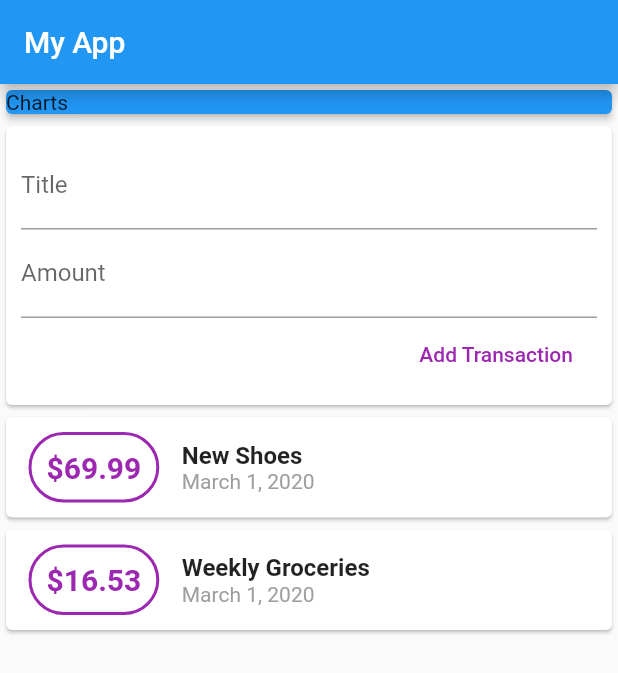
After one commit to officer47p/personal-expenses, a Flutter app: the screen it shows after launch, on a phone screen of 412 x 824 dp. The commit adds this screen. Shown: the top 673 px of the screen. Run offline on Flutter 3.47's test engine with Material 2 defaults, Android fonts, the phone set to English and light mode, and no system bars.

Commit message:
wrapped the whole content in a SingleChildScrollView and wrapped the exppenses inside a ListView.builder

```diff
--- /dev/null
+++ b/lib/widgets/new_transaction.dart
@@ -0,0 +1,39 @@
+import 'package:flutter/material.dart';
+
+class NewTransaction extends StatelessWidget {
+  final TextEditingController titleController = TextEditingController();
+  final TextEditingController amountController = TextEditingController();
+  final Function addNewTransaction;
+
+  NewTransaction(this.addNewTransaction);
+
+  @override
+  Widget build(BuildContext context) {
+    return Card(
+      child: Container(
+        padding: EdgeInsets.all(10),
+        child: Column(
+          crossAxisAlignment: CrossAxisAlignment.end,
+          children: <Widget>[
+            TextField(
+              decoration: InputDecoration(labelText: "Title"),
+              controller: titleController,
+            ),
+            TextField(
+              decoration: InputDecoration(labelText: "Amount"),
+              controller: amountController,
+            ),
+            FlatButton(
+              onPressed: () {
+                addNewTransaction(
+                    titleController.text, double.parse(amountController.text));
+              },
+              child: Text("Add Transaction"),
+              textColor: Colors.purple,
+            )
+          ],
+        ),
+      ),
+    );
+  }
+}
--- /dev/null
+++ b/lib/widgets/transaction_list.dart
@@ -0,0 +1,67 @@
+import 'package:flutter/material.dart';
+import '../models/transaction.dart';
+import 'package:intl/intl.dart';
+
+class TransactionList extends StatelessWidget {
+  final List<Transaction> transactions;
+
+  TransactionList(this.transactions);
+
+  @override
+  Widget build(BuildContext context) {
+    return Container(
+      height: 300,
+      child: ListView.builder(
+        itemBuilder: (BuildContext context, i) {
+          return Card(
+            child: Row(
+              children: <Widget>[
+                Container(
+                  margin: EdgeInsets.symmetric(
+                    vertical: 10,
+                    horizontal: 15,
+                  ),
+                  padding: EdgeInsets.all(10),
+                  decoration: BoxDecoration(
+                    border: Border.all(
+                      color: Colors.purple,
+                      width: 2,
+                    ),
+                    borderRadius: BorderRadius.all(Radius.circular(25)),
+                  ),
+                  child: Text(
+                    "\$${transactions[i].amount.toString()}",
+                    style: TextStyle(
+                      fontWeight: FontWeight.bold,
+                      fontSize: 20,
+                      color: Colors.purple,
+                    ),
+                  ),
+                ),
+                Column(
+                  crossAxisAlignment: CrossAxisAlignment.start,
+                  children: <Widget>[
+                    Text(
+                      transactions[i].title,
+                      style: TextStyle(
+                        fontWeight: FontWeight.bold,
+                        fontSize: 16,
+                      ),
+                    ),
+                    Text(
+                      DateFormat.yMMMMd().format(transactions[i].date),
+                      style: TextStyle(
+                        color: Colors.grey,
+                      ),
+                    ),
+                  ],
+                )
+              ],
+            ),
+          );
+        },
+        itemCount: transactions.length,
+      ),
+    );
+  }
+}
--- /dev/null
+++ b/lib/widgets/user_transactions.dart
@@ -0,0 +1,49 @@
+import 'package:flutter/material.dart';
+
+import './new_transaction.dart';
+import './transaction_list.dart';
+import '../models/transaction.dart';
+
+class UserTransactions extends StatefulWidget {
+  @override
+  _UserTransactionsState createState() => _UserTransactionsState();
+}
+
+class _UserTransactionsState extends State<UserTransactions> {
+  List<Transaction> transactions = [
+    Transaction(
+      id: "t1",
+      title: "New Shoes",
+      amount: 69.99,
+      date: DateTime.now(),
+    ),
+    Transaction(
+      id: "t2",
+      title: "Weekly Groceries",
+      amount: 16.53,
+      date: DateTime.now(),
+    ),
+  ];
+
+  void addNewTransaction(String title, double amount) {
+    Transaction newTX = Transaction(
+      title: title,
+      amount: amount,
+      date: DateTime.now(),
+      id: DateTime.now().toString(),
+    );
+    setState(() {
+      transactions.add(newTX);
+    });
+  }
+
+  @override
+  Widget build(BuildContext context) {
+    return Column(
+      children: <Widget>[
+        NewTransaction(addNewTransaction),
+        TransactionList(transactions),
+      ],
+    );
+  }
+}
```
Also changed, not shown: lib/main.dart (+4 -98 lines), lib/models/transaction.dart (renamed from lib/transaction.dart).
